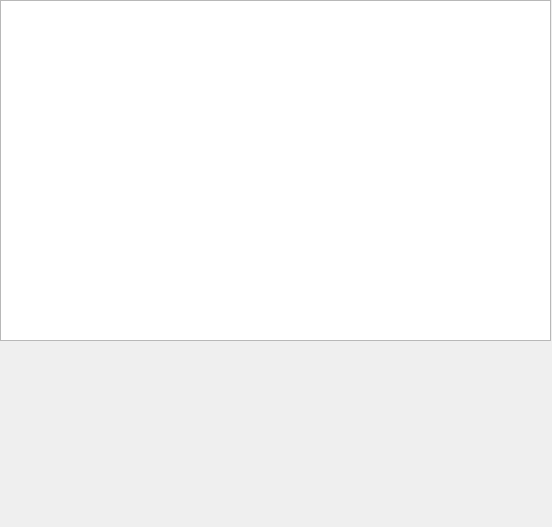
Old version of the form BMP-Viewer/bmpinfo.ui in the repository TommyIX/BMP-Viewer.
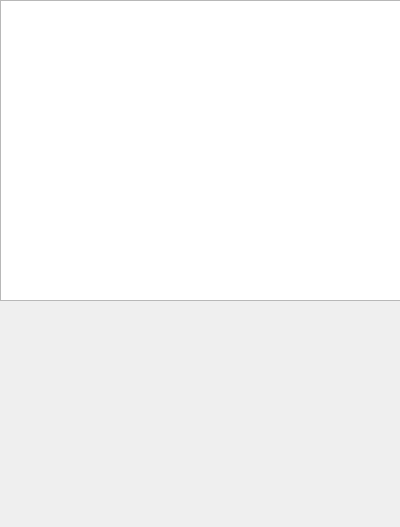
New version of the form. Custom widgets are drawn as their Qt base class.

What changed in the file:
```diff
--- a/BMP-Viewer/bmpinfo.ui
+++ b/BMP-Viewer/bmpinfo.ui
@@ -6,13 +6,13 @@
    <rect>
     <x>0</x>
     <y>0</y>
-    <width>552</width>
+    <width>400</width>
     <height>527</height>
    </rect>
   </property>
   <property name="minimumSize">
    <size>
-    <width>552</width>
+    <width>400</width>
     <height>527</height>
    </size>
   </property>
@@ -30,8 +30,8 @@
     <rect>
      <x>0</x>
      <y>0</y>
-     <width>551</width>
-     <height>341</height>
+     <width>401</width>
+     <height>301</height>
     </rect>
    </property>
    <property name="minimumSize">
@@ -47,7 +47,25 @@
     </size>
    </property>
   </widget>
+  <widget class="QCustomPlot" name="widget" native="true">
+   <property name="geometry">
+    <rect>
+     <x>10</x>
+     <y>310</y>
+     <width>381</width>
+     <height>211</height>
+    </rect>
+   </property>
+  </widget>
  </widget>
+ <customwidgets>
+  <customwidget>
+   <class>QCustomPlot</class>
+   <extends>QWidget</extends>
+   <header>qcustomplot.h</header>
+   <container>1</container>
+  </customwidget>
+ </customwidgets>
  <resources/>
  <connections/>
 </ui>
```
